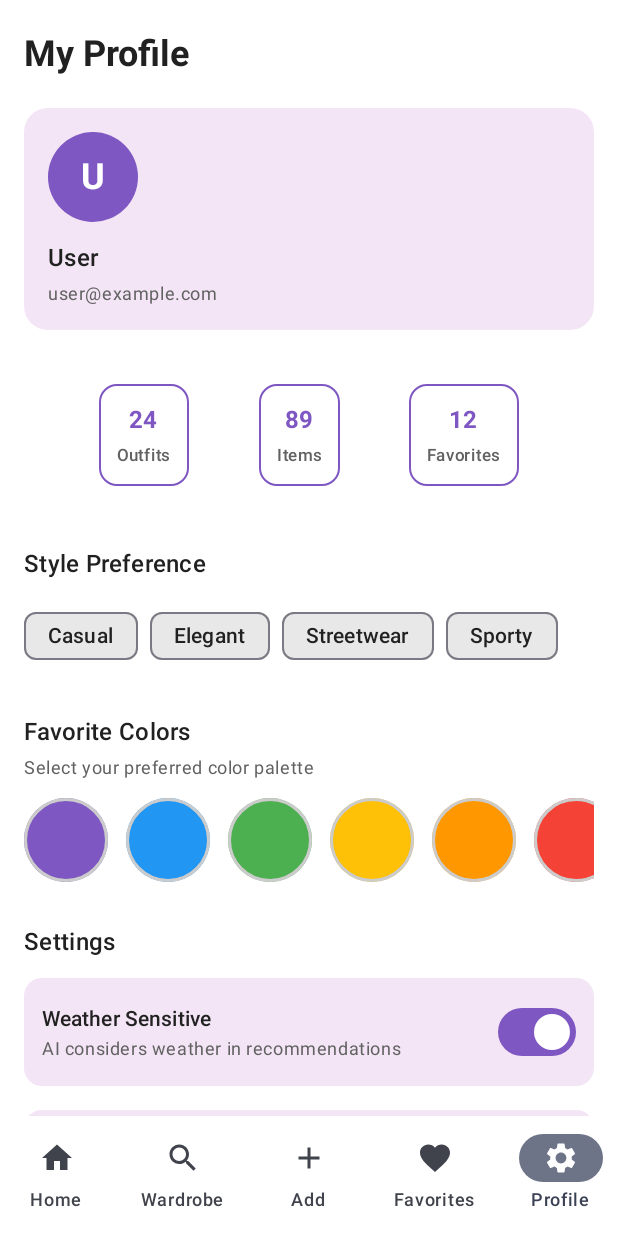
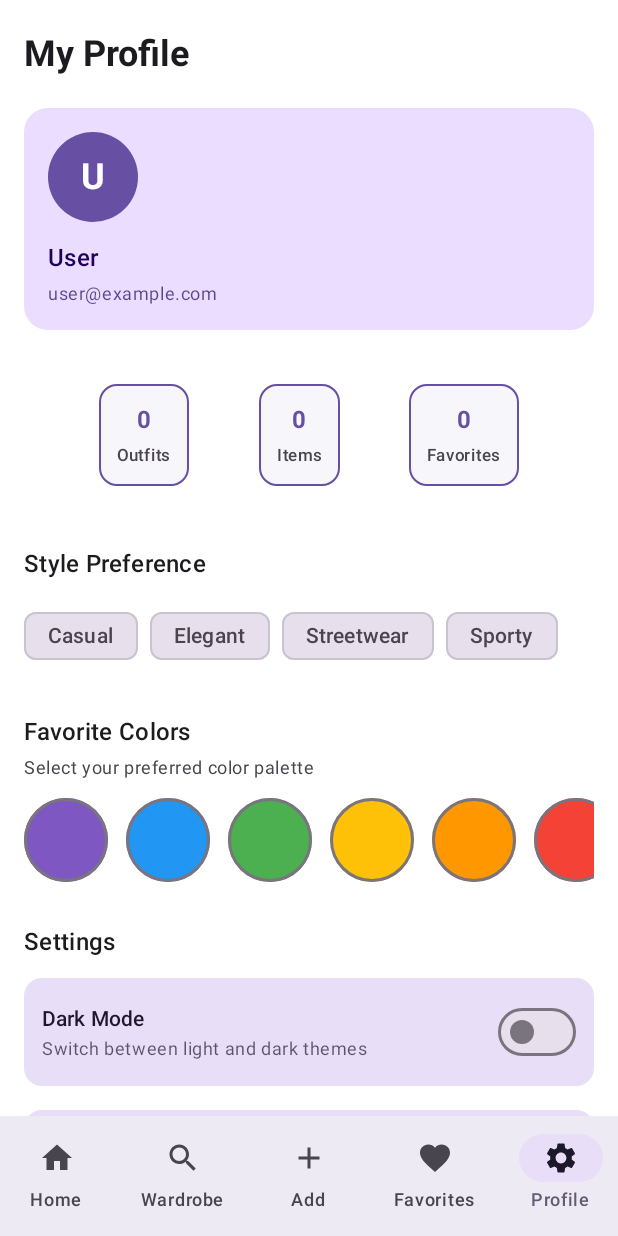
Before and after one commit to Ranim-alouii/Aura_Style, an Android app built with Jetpack Compose: the composable PreferencesScreen shown on its own in the app's theme, on a phone screen of 412 x 824 dp. Run offline under Robolectric (Android 15) with nearby library versions, the phone set to English and light mode, and no system bars; our stand-ins replace Dagger/Hilt's generated code, Room's generated code.

Commit message:
dark mode

```diff
--- a/app/src/main/java/com/example/aura_style/data/di/DatabaseModule.kt
+++ b/app/src/main/java/com/example/aura_style/data/di/DatabaseModule.kt
@@ -34,6 +34,7 @@ object DatabaseModule {
         )
             .addMigrations(DatabaseMigrations.MIGRATION_2_3)
             .addMigrations(DatabaseMigrations.MIGRATION_3_4)
+            .addMigrations(DatabaseMigrations.MIGRATION_4_5)
             .fallbackToDestructiveMigration(false)
             .build()
 
--- a/app/src/main/java/com/example/aura_style/data/local/AppDatabase.kt
+++ b/app/src/main/java/com/example/aura_style/data/local/AppDatabase.kt
@@ -16,7 +16,7 @@ import com.example.aura_style.data.local.entity.WardrobeItem
 
 @Database(
     entities = [User::class, WardrobeItem::class, Preferences::class, OutfitLog::class, Favorite::class],
-    version = 4,
+    version = 5,
     exportSchema = false
 )
 @TypeConverters(StringListConverter::class)
--- a/app/src/main/java/com/example/aura_style/data/local/DatabaseMigrations.kt
+++ b/app/src/main/java/com/example/aura_style/data/local/DatabaseMigrations.kt
@@ -24,4 +24,10 @@ object DatabaseMigrations {
             """)
         }
     }
+
+    val MIGRATION_4_5 = object : Migration(4, 5) {
+        override fun migrate(db: SupportSQLiteDatabase) {
+            db.execSQL("ALTER TABLE preferences ADD COLUMN isDarkMode INTEGER NOT NULL DEFAULT 0")
+        }
+    }
 }
--- a/app/src/main/java/com/example/aura_style/data/local/entity/Preferences.kt
+++ b/app/src/main/java/com/example/aura_style/data/local/entity/Preferences.kt
@@ -14,5 +14,6 @@ data class Preferences(
     val favoriteColors: List<String> = listOf(),
     val weatherSensitive: Boolean = true,
     val notificationsEnabled: Boolean = true,
-    val privacySettingsEnabled: Boolean = false
+    val privacySettingsEnabled: Boolean = false,
+    val isDarkMode: Boolean = false
 )
--- a/app/src/main/java/com/example/aura_style/data/remote/GeminiService.kt
+++ b/app/src/main/java/com/example/aura_style/data/remote/GeminiService.kt
@@ -8,7 +8,7 @@ import retrofit2.http.POST
 import retrofit2.http.Query
 
 interface GeminiService {
-    @POST("v1/models/gemini-1.5-flash:generateContent")
+    @POST("v1beta/models/gemini-1.5-flash:generateContent")
     suspend fun generateOutfitAI(
         @Query("key") apiKey: String = BuildConfig.GEMINI_API_KEY,
         @Body request: GeminiGenerateContentRequest
--- a/app/src/main/java/com/example/aura_style/ui/screen/PreferencesScreen.kt
+++ b/app/src/main/java/com/example/aura_style/ui/screen/PreferencesScreen.kt
@@ -3,16 +3,7 @@ package com.example.aura_style.ui.screen
 import androidx.compose.foundation.background
 import androidx.compose.foundation.border
 import androidx.compose.foundation.clickable
-import androidx.compose.foundation.layout.Arrangement
-import androidx.compose.foundation.layout.Box
-import androidx.compose.foundation.layout.Column
-import androidx.compose.foundation.layout.Row
-import androidx.compose.foundation.layout.Spacer
-import androidx.compose.foundation.layout.fillMaxSize
-import androidx.compose.foundation.layout.fillMaxWidth
-import androidx.compose.foundation.layout.height
-import androidx.compose.foundation.layout.padding
-import androidx.compose.foundation.layout.size
+import androidx.compose.foundation.layout.*
 import androidx.compose.foundation.lazy.LazyRow
 import androidx.compose.foundation.lazy.items
 import androidx.compose.foundation.rememberScrollState
@@ -20,41 +11,21 @@ import androidx.compose.foundation.shape.CircleShape
 import androidx.compose.foundation.shape.RoundedCornerShape
 import androidx.compose.foundation.verticalScroll
 import androidx.compose.material.icons.Icons
-import androidx.compose.material.icons.filled.Add
-import androidx.compose.material.icons.filled.ArrowForward
-import androidx.compose.material.icons.filled.Favorite
-import androidx.compose.material.icons.filled.Home
-import androidx.compose.material.icons.filled.Search
-import androidx.compose.material.icons.filled.Settings
-import androidx.compose.material3.FilterChip
-import androidx.compose.material3.FilterChipDefaults
-import androidx.compose.material3.Icon
-import androidx.compose.material3.MaterialTheme
-import androidx.compose.material3.NavigationBar
-import androidx.compose.material3.NavigationBarItem
-import androidx.compose.material3.Surface
-import androidx.compose.material3.Switch
-import androidx.compose.material3.SwitchDefaults
-import androidx.compose.material3.Text
-import androidx.compose.runtime.Composable
-import androidx.compose.runtime.collectAsState
-import androidx.compose.runtime.getValue
-import androidx.compose.runtime.mutableIntStateOf
-import androidx.compose.runtime.remember
-import androidx.compose.runtime.setValue
+import androidx.compose.material.icons.filled.*
+import androidx.compose.material3.*
+import androidx.compose.runtime.*
 import androidx.compose.ui.Alignment
 import androidx.compose.ui.Modifier
 import androidx.compose.ui.graphics.Color
 import androidx.compose.ui.text.font.FontWeight
 import androidx.compose.ui.unit.dp
 import androidx.compose.ui.unit.sp
+import com.example.aura_style.ui.viewmodel.FavoritesViewModel
 import com.example.aura_style.ui.viewmodel.PreferencesViewModel
 import com.example.aura_style.ui.viewmodel.UserViewModel
+import com.example.aura_style.ui.viewmodel.WardrobeViewModel
 
-private val PurpleAccent = Color(0xFF7E57C2)
-private val LightPurple = Color(0xFFF3E5F5)
-
-// Color palette for favorite colors section
+// Representational colors for the palette picker
 private val ColorPalette = listOf(
     Color(0xFF7E57C2),  // Purple
     Color(0xFF2196F3),  // Blue
@@ -70,6 +41,8 @@ private val ColorNames = listOf("Purple", "Blue", "Green", "Yellow", "Orange", "
 fun PreferencesScreen(
     preferencesViewModel: PreferencesViewModel,
     userViewModel: UserViewModel,
+    wardrobeViewModel: WardrobeViewModel,
+    favoritesViewModel: FavoritesViewModel,
     onNavigateToHome: () -> Unit = {},
     onNavigateToWardrobe: () -> Unit = {},
     onNavigateToAdd: () -> Unit = {},
@@ -80,15 +53,16 @@ fun PreferencesScreen(
 
     val preferences by preferencesViewModel.preferences.collectAsState()
     val currentUser by userViewModel.user.collectAsState()
+    val wardrobeItems by wardrobeViewModel.items.collectAsState()
+    val favoritesCount by favoritesViewModel.favoritesCount.collectAsState()
 
     Surface(
         modifier = modifier.fillMaxSize(),
-        color = Color.White
+        color = MaterialTheme.colorScheme.background
     ) {
         Column(
             modifier = Modifier.fillMaxSize()
         ) {
-            // Main content area with scroll
             Column(
                 modifier = Modifier
                     .fillMaxWidth()
@@ -96,11 +70,10 @@ fun PreferencesScreen(
                     .verticalScroll(rememberScrollState())
                     .padding(horizontal = 16.dp, vertical = 20.dp)
             ) {
-                // Profile Header
                 Text(
                     text = "My Profile",
                     style = MaterialTheme.typography.headlineSmall,
-                    color = Color(0xFF212121),
+                    color = MaterialTheme.colorScheme.onBackground,
                     fontWeight = FontWeight.Bold
                 )
 
@@ -109,8 +82,9 @@ fun PreferencesScreen(
                 // Profile Info Card
                 Surface(
                     modifier = Modifier.fillMaxWidth(),
-                    color = LightPurple,
-                    shape = RoundedCornerShape(16.dp)
+                    color = MaterialTheme.colorScheme.primaryContainer,
+                    shape = RoundedCornerShape(16.dp),
+                    tonalElevation = 2.dp
                 ) {
                     Column(
                         modifier = Modifier.padding(16.dp)
@@ -118,13 +92,13 @@ fun PreferencesScreen(
                         Box(
                             modifier = Modifier
                                 .size(60.dp)
-                                .background(PurpleAccent, CircleShape),
+                                .background(MaterialTheme.colorScheme.primary, CircleShape),
                             contentAlignment = Alignment.Center
                         ) {
                             Text(
                                 text = (currentUser?.email?.firstOrNull()?.uppercase() ?: "U"),
                                 style = MaterialTheme.typography.headlineSmall,
-                                color = Color.White,
+                                color = MaterialTheme.colorScheme.onPrimary,
                                 fontWeight = FontWeight.Bold
                             )
                         }
@@ -134,14 +108,14 @@ fun PreferencesScreen(
                         Text(
                             text = currentUser?.email?.substringBefore("@") ?: "User",
                             style = MaterialTheme.typography.titleMedium,
-                            color = Color(0xFF212121),
+                            color = MaterialTheme.colorScheme.onPrimaryContainer,
                             fontWeight = FontWeight.SemiBold
                         )
 
                         Text(
                             text = currentUser?.email ?: "user@example.com",
                             style = MaterialTheme.typography.bodySmall,
-                            color = Color(0xFF616161),
+                            color = MaterialTheme.colorScheme.onPrimaryContainer.copy(alpha = 0.7f),
                             modifier = Modifier.padding(top = 4.dp)
                         )
                     }
@@ -149,25 +123,24 @@ fun PreferencesScreen(
 
                 Spacer(modifier = Modifier.height(24.dp))
 
-                // Stats Row
+                // Stats Row - Pulling real counts from DB
                 Row(
                     modifier = Modifier
                         .fillMaxWidth()
                         .padding(8.dp),
                     horizontalArrangement = Arrangement.SpaceEvenly
                 ) {
-                    StatCard("24", "Outfits")
-                    StatCard("89", "Items")
-                    StatCard("12", "Favorites")
+                    StatCard("0", "Outfits")
+                    StatCard(wardrobeItems.size.toString(), "Items")
+                    StatCard(favoritesCount.toString(), "Favorites")
                 }
 
                 Spacer(modifier = Modifier.height(28.dp))
 
-                // Style Preference Section
                 Text(
                     text = "Style Preference",
                     style = MaterialTheme.typography.titleMedium,
-                    color = Color(0xFF212121),
+                    color = MaterialTheme.colorScheme.onBackground,
                     fontWeight = FontWeight.SemiBold
                 )
 
@@ -183,10 +156,10 @@ fun PreferencesScreen(
                             onClick = { preferencesViewModel.updateStyle(style) },
                             label = { Text(style) },
                             colors = FilterChipDefaults.filterChipColors(
-                                selectedContainerColor = PurpleAccent,
-                                selectedLabelColor = Color.White,
-                                containerColor = Color(0xFFE8E8E8),
-                                labelColor = Color(0xFF212121)
+                                selectedContainerColor = MaterialTheme.colorScheme.primary,
+                                selectedLabelColor = MaterialTheme.colorScheme.onPrimary,
+                                containerColor = MaterialTheme.colorScheme.surfaceVariant,
+                                labelColor = MaterialTheme.colorScheme.onSurfaceVariant
                             )
                         )
                     }
@@ -194,18 +167,17 @@ fun PreferencesScreen(
 
                 Spacer(modifier = Modifier.height(28.dp))
 
-                // Favorite Colors Section
                 Text(
                     text = "Favorite Colors",
                     style = MaterialTheme.typography.titleMedium,
-                    color = Color(0xFF212121),
+                    color = MaterialTheme.colorScheme.onBackground,
                     fontWeight = FontWeight.SemiBold
                 )
 
                 Text(
                     text = "Select your preferred color palette",
                     style = MaterialTheme.typography.bodySmall,
-                    color = Color(0xFF616161),
+                    color = MaterialTheme.colorScheme.onSurfaceVariant,
                     modifier = Modifier.padding(top = 4.dp)
                 )
 
@@ -237,17 +209,24 @@ fun PreferencesScreen(
 
                 Spacer(modifier = Modifier.height(28.dp))
 
-                // Settings Section
                 Text(
                     text = "Settings",
                     style = MaterialTheme.typography.titleMedium,
-                    color = Color(0xFF212121),
+                    color = MaterialTheme.colorScheme.onBackground,
                     fontWeight = FontWeight.SemiBold
                 )
 
                 Spacer(modifier = Modifier.height(12.dp))
 
-                // Weather Sensitive Toggle
+                SettingRow(
+                    title = "Dark Mode",
+                    description = "Switch between light and dark themes",
+                    isEnabled = preferences?.isDarkMode ?: false,
+                    onToggle = { preferencesViewModel.toggleDarkMode() }
+                )
+
+                Spacer(modifier = Modifier.height(16.dp))
+
                 SettingRow(
                     title = "Weather Sensitive",
                     description = "AI considers weather in recommendations",
@@ -257,7 +236,6 @@ fun PreferencesScreen(
 
                 Spacer(modifier = Modifier.height(16.dp))
 
-                // Notifications Toggle
                 SettingRow(
                     title = "Notifications",
                     description = "Daily outfit suggestions",
@@ -267,7 +245,6 @@ fun PreferencesScreen(
 
                 Spacer(modifier = Modifier.height(16.dp))
 
-                // Privacy Settings
                 SettingRowWithArrow(
                     title = "Privacy Settings",
                     description = "Control your data and privacy",
@@ -278,10 +255,9 @@ fun PreferencesScreen(
                 Spacer(modifier = Modifier.height(20.dp))
             }
 
-            // Bottom Navigation Bar
             NavigationBar(
                 modifier = Modifier.fillMaxWidth(),
-                containerColor = Color.White,
+                containerColor = MaterialTheme.colorScheme.surface,
                 tonalElevation = 8.dp
             ) {
                 NavigationBarItem(
@@ -339,9 +315,10 @@ private fun StatCard(
     Surface(
         modifier = Modifier
             .padding(4.dp)
-            .border(1.dp, PurpleAccent, RoundedCornerShape(12.dp)),
-        color = Color.White,
-        shape = RoundedCornerShape(12.dp)
+            .border(1.dp, MaterialTheme.colorScheme.primary, RoundedCornerShape(12.dp)),
+        color = MaterialTheme.colorScheme.surface,
+        shape = RoundedCornerShape(12.dp),
+        tonalElevation = 1.dp
     ) {
         Column(
             modifier = Modifier.padding(12.dp),
@@ -350,13 +327,13 @@ private fun StatCard(
             Text(
                 text = value,
                 style = MaterialTheme.typography.titleMedium,
-                color = PurpleAccent,
+                color = MaterialTheme.colorScheme.primary,
                 fontWeight = FontWeight.Bold
             )
             Text(
                 text = label,
                 style = MaterialTheme.typography.labelSmall,
-                color = Color(0xFF616161),
+                color = MaterialTheme.colorScheme.onSurfaceVariant,
                 modifier = Modifier.padding(top = 4.dp)
             )
         }
@@ -376,7 +353,7 @@ private fun ColorPickerCircle(
             .background(color, CircleShape)
             .border(
                 width = if (isSelected) 3.dp else 2.dp,
-                color = if (isSelected) PurpleAccent else Color.LightGray,
+                color = if (isSelected) MaterialTheme.colorScheme.primary else MaterialTheme.colorScheme.outline,
                 shape = CircleShape
             )
             .clickable { onColorSelected(!isSelected) },
@@ -384,7 +361,7 @@ private fun ColorPickerCircle(
     ) {
         if (isSelected) {
             Icon(
-                imageVector = Icons.Filled.Favorite,
+                imageVector = Icons.Filled.Check,
                 contentDescription = colorName,
                 tint = Color.White,
                 modifier = Modifier.size(24.dp)
@@ -403,7 +380,10 @@ private fun SettingRow(
     Row(
         modifier = Modifier
             .fillMaxWidth()
-            .background(LightPurple, RoundedCornerShape(12.dp))
+            .background(
+                MaterialTheme.colorScheme.secondaryContainer,
+                RoundedCornerShape(12.dp)
+            )
             .padding(12.dp),
         horizontalArrangement = Arrangement.SpaceBetween,
         verticalAlignment = Alignment.CenterVertically
@@ -414,13 +394,13 @@ private fun SettingRow(
             Text(
                 text = title,
                 style = MaterialTheme.typography.titleSmall,
-                color = Color(0xFF212121),
+                color = MaterialTheme.colorScheme.onSecondaryContainer,
                 fontWeight = FontWeight.SemiBold
             )
             Text(
                 text = description,
                 style = MaterialTheme.typography.bodySmall,
-                color = Color(0xFF616161),
+                color = MaterialTheme.colorScheme.onSecondaryContainer.copy(alpha = 0.7f),
                 modifier = Modifier.padding(top = 2.dp)
             )
         }
@@ -428,10 +408,10 @@ private fun SettingRow(
             checked = isEnabled,
             onCheckedChange = { onToggle() },
             colors = SwitchDefaults.colors(
-                checkedThumbColor = Color.White,
-                checkedTrackColor = PurpleAccent,
-                uncheckedThumbColor = Color.White,
-                uncheckedTrackColor = Color(0xFFCCC2D9)
+                checkedThumbColor = MaterialTheme.colorScheme.onPrimary,
+                checkedTrackColor = MaterialTheme.colorScheme.primary,
+                uncheckedThumbColor = MaterialTheme.colorScheme.outline,
+                uncheckedTrackColor = MaterialTheme.colorScheme.surfaceVariant
             )
         )
     }
@@ -447,7 +427,10 @@ private fun SettingRowWithArrow(
     Row(
         modifier = Modifier
             .fillMaxWidth()
-            .background(LightPurple, RoundedCornerShape(12.dp))
+            .background(
+                MaterialTheme.colorScheme.secondaryContainer,
+                RoundedCornerShape(12.dp)
+            )
             .clickable { onToggle() }
             .padding(12.dp),
         horizontalArrangement = Arrangement.SpaceBetween,
@@ -459,13 +442,13 @@ private fun SettingRowWithArrow(
             Text(
                 text = title,
                 style = MaterialTheme.typography.titleSmall,
-                color = Color(0xFF212121),
+                color = MaterialTheme.colorScheme.onSecondaryContainer,
                 fontWeight = FontWeight.SemiBold
             )
             Text(
                 text = description,
                 style = MaterialTheme.typography.bodySmall,
-                color = Color(0xFF616161),
+                color = MaterialTheme.colorScheme.onSecondaryContainer.copy(alpha = 0.7f),
                 modifier = Modifier.padding(top = 2.dp)
             )
         }
@@ -476,16 +459,16 @@ private fun SettingRowWithArrow(
                 checked = isEnabled,
                 onCheckedChange = { onToggle() },
                 colors = SwitchDefaults.colors(
-                    checkedThumbColor = Color.White,
-                    checkedTrackColor = PurpleAccent,
-                    uncheckedThumbColor = Color.White,
-                    uncheckedTrackColor = Color(0xFFCCC2D9)
+                    checkedThumbColor = MaterialTheme.colorScheme.onPrimary,
+                    checkedTrackColor = MaterialTheme.colorScheme.primary,
+                    uncheckedThumbColor = MaterialTheme.colorScheme.outline,
+                    uncheckedTrackColor = MaterialTheme.colorScheme.surfaceVariant
                 )
             )
             Icon(
                 Icons.Filled.ArrowForward,
                 contentDescription = "More options",
-                tint = PurpleAccent,
+                tint = MaterialTheme.colorScheme.primary,
                 modifier = Modifier
                     .size(20.dp)
                     .padding(start = 4.dp)
--- a/app/src/main/java/com/example/aura_style/ui/viewmodel/PreferencesViewModel.kt
+++ b/app/src/main/java/com/example/aura_style/ui/viewmodel/PreferencesViewModel.kt
@@ -71,4 +71,10 @@ class PreferencesViewModel @Inject constructor(
         val updatedPrefs = currentPrefs.copy(privacySettingsEnabled = !currentPrefs.privacySettingsEnabled)
         updatePreferences(updatedPrefs)
     }
+
+    fun toggleDarkMode() {
+        val currentPrefs = _preferences.value ?: Preferences()
+        val updatedPrefs = currentPrefs.copy(isDarkMode = !currentPrefs.isDarkMode)
+        updatePreferences(updatedPrefs)
+    }
 }
```
Also changed, not shown: app/src/main/java/com/example/aura_style/MainActivity.kt (+9 -1 lines), app/src/main/java/com/example/aura_style/ui/screen/AddItemScreen.kt (+69 -86 lines), app/src/main/java/com/example/aura_style/ui/screen/FavoritesScreen.kt (+23 -55 lines), app/src/main/java/com/example/aura_style/ui/screen/HomeScreen.kt (+83 -72 lines), app/src/main/java/com/example/aura_style/ui/screen/LoginRegisterScreen.kt (+22 -45 lines), app/src/main/java/com/example/aura_style/ui/screen/WardrobeScreen.kt (+21 -25 lines), app/src/main/java/com/example/aura_style/ui/theme/Theme.kt (+43 -15 lines).
